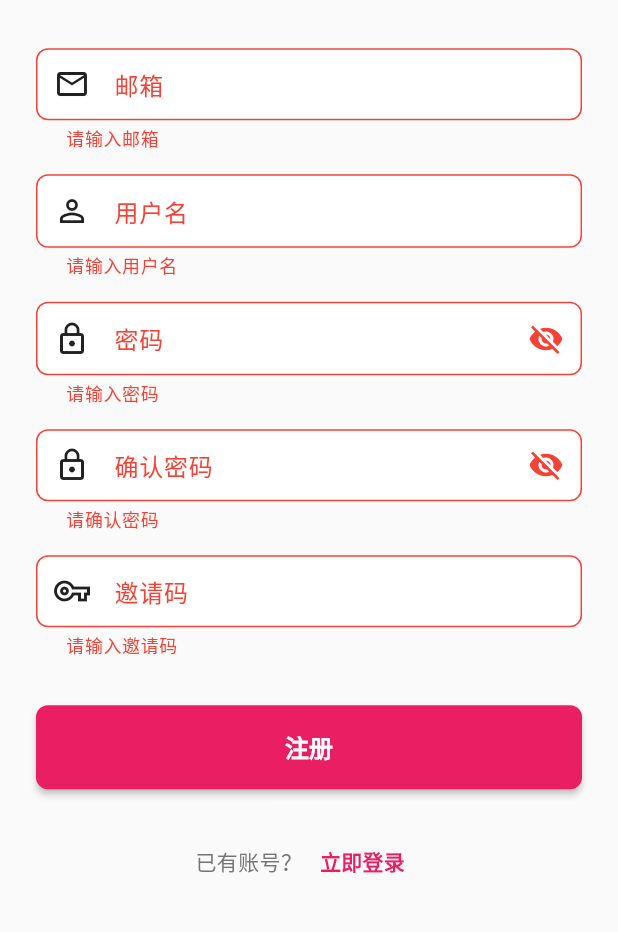
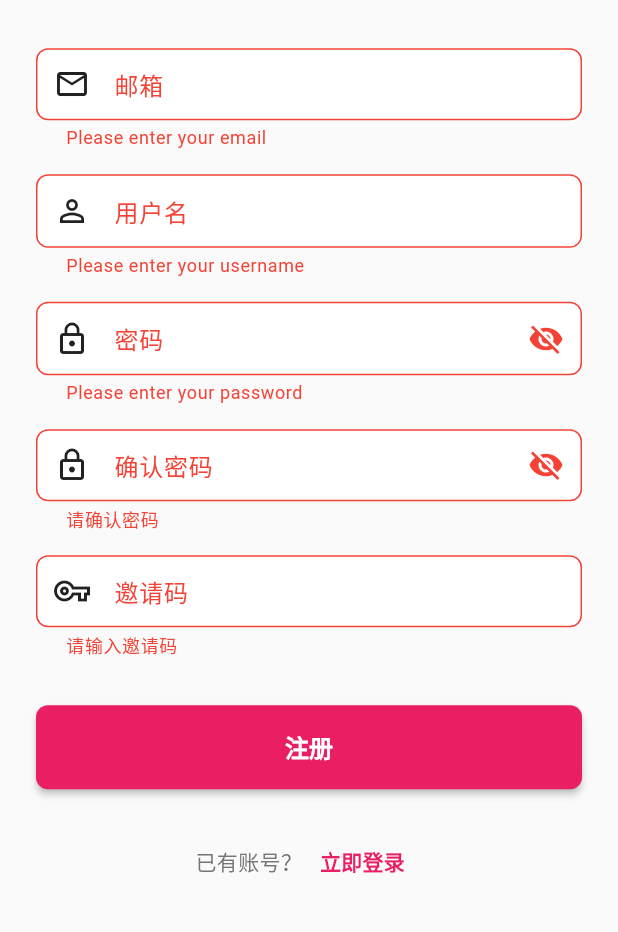
Before and after one commit to oranges0908/nail_technician, a Flutter app: the screen it shows after launch, after a tap on "登录", after a tap on "立即注册", after a tap on "注册", on a phone screen of 412 x 824 dp, the part 287-1219 px from its top. Run offline on Flutter 3.47's test engine with Material 3 defaults, Android fonts, the phone set to English and light mode, and no system bars; our stand-ins replace cached_network_image, dio, flutter_spinkit, go_router, image_picker, shared_preferences; accounts and stored records are empty; network calls fail.

Commit message:
refactor: translate codebase to English and simplify agent step flow
- Translate all Chinese comments, docstrings, and prompts to English across backend services (agent_service, agent_tools, openai_provider, analysis_service, exceptions, logging_config, database)
- Simplify agent step flow from 7 steps (greeting/customer/design/service/complete/analysis/review) to 4 steps (collect/confirm/analysis/review)
- Update system prompt and tool calling instructions for English-first conversation flow
- Update Flutter iOS configuration, plugin registrations, and UI screens
- Add Podfile.lock for iOS dependency locking

Co-Authored-By: Claude Sonnet 4.6 <noreply@anthropic.com>

```diff
--- a/frontend/nail_app/lib/config/app_config.dart
+++ b/frontend/nail_app/lib/config/app_config.dart
@@ -4,7 +4,7 @@ class AppConfig {
   // 应用信息
   static const String appName = 'Nail';
   static const String appVersion = '1.0.0';
-  static const String appDescription = '美甲师能力成长系统';
+  static const String appDescription = 'Nail Artist Ability Growth System';
 
   // 本地存储 Key
   static const String accessTokenKey = 'access_token';
@@ -27,37 +27,37 @@ class AppConfig {
     'webp'
   ];
 
-  // 能力维度名称（与后端一致）
+  // Ability dimension names (must match backend)
   static const List<String> abilityDimensions = [
-    '颜色搭配',
-    '图案精度',
-    '细节处理',
-    '整体构图',
-    '技法运用',
-    '创意表达',
+    'color_matching',
+    'pattern_precision',
+    'detail_work',
+    'composition',
+    'technique_application',
+    'creative_expression',
   ];
 
-  // 能力维度英文名（与后端一致）
-  static const Map<String, String> abilityDimensionEnNames = {
-    '颜色搭配': 'color_matching',
-    '图案精度': 'pattern_precision',
-    '细节处理': 'detail_work',
-    '整体构图': 'composition',
-    '技法运用': 'technique_application',
-    '创意表达': 'creative_expression',
+  // Ability dimension display labels
+  static const Map<String, String> abilityDimensionLabels = {
+    'color_matching': 'Color Matching',
+    'pattern_precision': 'Pattern Precision',
+    'detail_work': 'Detail Work',
+    'composition': 'Composition',
+    'technique_application': 'Technique Application',
+    'creative_expression': 'Creative Expression',
   };
 
-  // 设计目标选项
+  // Design target options
   static const List<String> designTargets = [
-    'single', // 单个指甲
-    '5nails', // 一只手
-    '10nails', // 双手
+    'single', // single nail
+    '5nails', // one hand
+    '10nails', // both hands
   ];
 
   static const Map<String, String> designTargetLabels = {
-    'single': '单个指甲',
-    '5nails': '一只手（5个）',
-    '10nails': '双手（10个）',
+    'single': 'Single Nail',
+    '5nails': 'One Hand (5 nails)',
+    '10nails': 'Both Hands (10 nails)',
   };
 
   // 客户满意度选项（1-5 星）
@@ -73,13 +73,13 @@ class AppConfig {
   ];
 
   static const Map<String, String> difficultyLabels = {
-    'easy': '简单',
-    'medium': '中等',
-    'hard': '困难',
-    'expert': '专家',
+    'easy': 'Easy',
+    'medium': 'Medium',
+    'hard': 'Hard',
+    'expert': 'Expert',
   };
 
-  // 服务记录状态
+  // Service record statuses
   static const List<String> serviceStatuses = [
     'pending',
     'in_progress',
@@ -88,10 +88,10 @@ class AppConfig {
   ];
 
   static const Map<String, String> serviceStatusLabels = {
-    'pending': '待开始',
-    'in_progress': '进行中',
-    'completed': '已完成',
-    'cancelled': '已取消',
+    'pending': 'Pending',
+    'in_progress': 'In Progress',
+    'completed': 'Completed',
+    'cancelled': 'Cancelled',
   };
 
   // 环境配置
--- a/frontend/nail_app/lib/screens/inspirations/inspiration_upload_screen.dart
+++ b/frontend/nail_app/lib/screens/inspirations/inspiration_upload_screen.dart
@@ -126,7 +126,7 @@ class _InspirationUploadScreenState extends State<InspirationUploadScreen> {
     } catch (e) {
       if (mounted) {
         ScaffoldMessenger.of(context).showSnackBar(
-          SnackBar(content: Text('上传失败: $e')),
+          SnackBar(content: Text('Upload failed: $e')),
         );
       }
     } finally {
--- a/frontend/nail_app/lib/screens/services/service_complete_screen.dart
+++ b/frontend/nail_app/lib/screens/services/service_complete_screen.dart
@@ -125,7 +125,7 @@ class _ServiceCompleteScreenState extends State<ServiceCompleteScreen> {
     } catch (e) {
       if (mounted) {
         ScaffoldMessenger.of(context).showSnackBar(
-          SnackBar(content: Text('操作失败: $e')),
+          SnackBar(content: Text('Operation failed: $e')),
         );
       }
     } finally {
--- a/frontend/nail_app/lib/utils/constants.dart
+++ b/frontend/nail_app/lib/utils/constants.dart
@@ -60,56 +60,56 @@ class Constants {
   static const String defaultNailImage = 'assets/images/default_nail.png';
   static const String logoImage = 'assets/images/logo.png';
 
-  // ==================== 错误消息 ====================
-  static const String networkError = '网络连接失败，请检查网络设置';
-  static const String serverError = '服务器错误，请稍后重试';
-  static const String unauthorizedError = '未授权，请重新登录';
-  static const String notFoundError = '请求的资源不存在';
-  static const String timeoutError = '请求超时，请重试';
-  static const String unknownError = '未知错误';
+  // ==================== Error Messages ====================
+  static const String networkError = 'Network connection failed, please check your network settings';
+  static const String serverError = 'Server error, please try again later';
+  static const String unauthorizedError = 'Unauthorized, please log in again';
+  static const String notFoundError = 'The requested resource does not exist';
+  static const String timeoutError = 'Request timed out, please retry';
+  static const String unknownError = 'Unknown error';
 
-  // ==================== 验证消息 ====================
-  static const String emptyEmailError = '请输入邮箱';
-  static const String invalidEmailError = '邮箱格式不正确';
-  static const String emptyPasswordError = '请输入密码';
-  static const String shortPasswordError = '密码至少6位';
-  static const String emptyUsernameError = '请输入用户名';
-  static const String emptyNameError = '请输入姓名';
-  static const String emptyPhoneError = '请输入手机号';
-  static const String invalidPhoneError = '手机号格式不正确';
+  // ==================== Validation Messages ====================
+  static const String emptyEmailError = 'Please enter your email';
+  static const String invalidEmailError = 'Invalid email format';
+  static const String emptyPasswordError = 'Please enter your password';
+  static const String shortPasswordError = 'Password must be at least 6 characters';
+  static const String emptyUsernameError = 'Please enter your username';
+  static const String emptyNameError = 'Please enter a name';
+  static const String emptyPhoneError = 'Please enter a phone number';
+  static const String invalidPhoneError = 'Invalid phone number format';
 
-  // ==================== 成功消息 ====================
-  static const String loginSuccess = '登录成功';
-  static const String registerSuccess = '注册成功';
-  static const String logoutSuccess = '退出登录成功';
-  static const String createSuccess = '创建成功';
-  static const String updateSuccess = '更新成功';
-  static const String deleteSuccess = '删除成功';
-  static const String uploadSuccess = '上传成功';
+  // ==================== Success Messages ====================
+  static const String loginSuccess = 'Login successful';
+  static const String registerSuccess = 'Registration successful';
+  static const String logoutSuccess = 'Logged out successfully';
+  static const String createSuccess = 'Created successfully';
+  static const String updateSuccess = 'Updated successfully';
+  static const String deleteSuccess = 'Deleted successfully';
+  static const String uploadSuccess = 'Uploaded successfully';
 
-  // ==================== 确认消息 ====================
-  static const String deleteConfirmTitle = '确认删除';
-  static const String deleteConfirmMessage = '确定要删除吗？此操作不可撤销。';
-  static const String logoutConfirmTitle = '确认退出';
-  static const String logoutConfirmMessage = '确定要退出登录吗？';
-  static const String cancelConfirmTitle = '确认取消';
-  static const String cancelConfirmMessage = '确定要取消吗？未保存的更改将丢失。';
+  // ==================== Confirmation Messages ====================
+  static const String deleteConfirmTitle = 'Confirm Delete';
+  static const String deleteConfirmMessage = 'Are you sure you want to delete? This action cannot be undone.';
+  static const String logoutConfirmTitle = 'Confirm Logout';
+  static const String logoutConfirmMessage = 'Are you sure you want to log out?';
+  static const String cancelConfirmTitle = 'Confirm Cancel';
+  static const String cancelConfirmMessage = 'Are you sure you want to cancel? Unsaved changes will be lost.';
 
-  // ==================== 按钮文字 ====================
-  static const String confirmButton = '确定';
-  static const String cancelButton = '取消';
-  static const String saveButton = '保存';
-  static const String deleteButton = '删除';
-  static const String editButton = '编辑';
-  static const String submitButton = '提交';
-  static const String retryButton = '重试';
-  static const String backButton = '返回';
-  static const String nextButton = '下一步';
-  static const String finishButton = '完成';
-  static const String skipButton = '跳过';
-  static const String loginButton = '登录';
-  static const String registerButton = '注册';
-  static const String logoutButton = '退出登录';
+  // ==================== Button Labels ====================
+  static const String confirmButton = 'Confirm';
+  static const String cancelButton = 'Cancel';
+  static const String saveButton = 'Save';
+  static const String deleteButton = 'Delete';
+  static const String editButton = 'Edit';
+  static const String submitButton = 'Submit';
+  static const String retryButton = 'Retry';
+  static const String backButton = 'Back';
+  static const String nextButton = 'Next';
+  static const String finishButton = 'Done';
+  static const String skipButton = 'Skip';
+  static const String loginButton = 'Login';
+  static const String registerButton = 'Register';
+  static const String logoutButton = 'Logout';
 
   // ==================== 正则表达式 ====================
   static final RegExp emailRegex = RegExp(
```
Also changed, not shown: frontend/nail_app/lib/providers/chat_provider.dart (+5 -5 lines), frontend/nail_app/lib/screens/chat/chat_screen.dart (+25 -20 lines), 22 other files.
